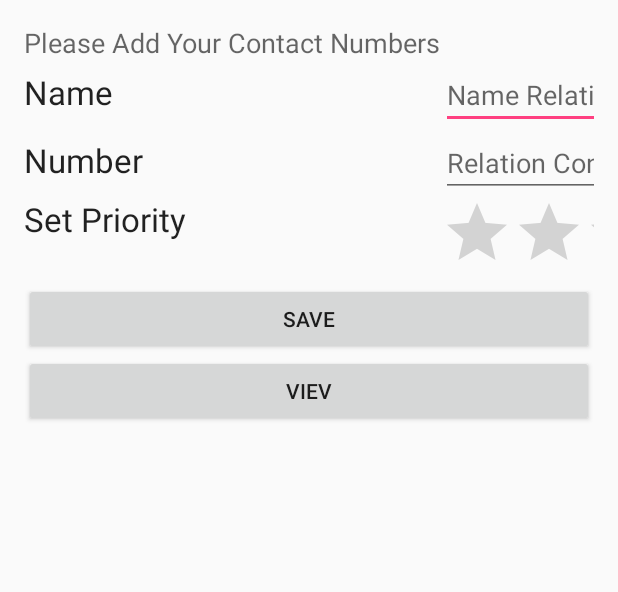
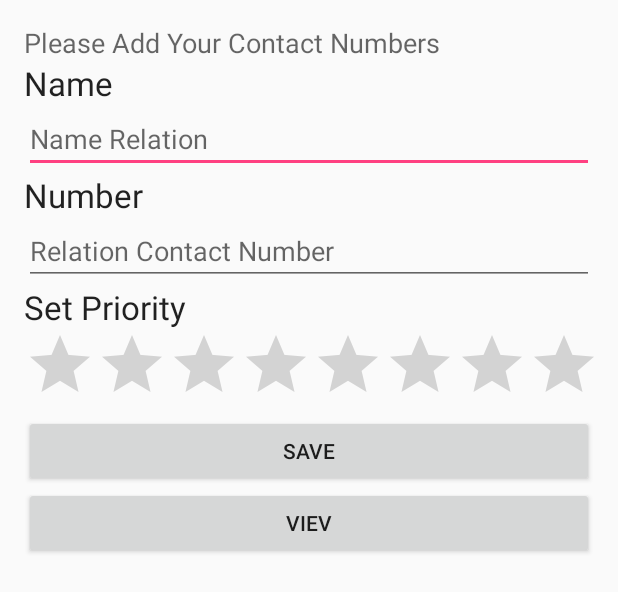
Before and after one commit to PramithaSamarakoon/KeepMerelaxFinal, an Android app: the layout content_add_contact.xml on its own in the app's theme, with its tools: preview values and no code run, on a phone screen of 412 x 824 dp. Shown: the top 592 px of the screen. Run offline under Robolectric (Android 15) with nearby library versions, the phone set to English and light mode, and no system bars.

Commit message:
Reorganize the AddContact

```diff
--- a/app/src/main/AndroidManifest.xml
+++ b/app/src/main/AndroidManifest.xml
@@ -19,11 +19,7 @@
             android:name=".HomeActivity"
             android:label="@string/app_name"
             android:theme="@style/AppTheme.NoActionBar">
-            <intent-filter>
-                <action android:name="android.intent.action.MAIN" />
 
-                <category android:name="android.intent.category.LAUNCHER" />
-            </intent-filter>
         </activity>
         <activity
             android:name=".WelcomeActivity"
@@ -71,7 +67,13 @@
         <activity
             android:name=".AddContactActivity"
             android:label="@string/title_activity_add_contact"
-            android:theme="@style/AppTheme.NoActionBar"></activity>
+            android:theme="@style/AppTheme.NoActionBar">
+            <intent-filter>
+                <action android:name="android.intent.action.MAIN" />
+
+                <category android:name="android.intent.category.LAUNCHER" />
+            </intent-filter>
+        </activity>
     </application>
 
 </manifest>
--- a/app/src/main/res/layout/content_add_contact.xml
+++ b/app/src/main/res/layout/content_add_contact.xml
@@ -12,77 +12,65 @@
     tools:context="com.project.udayanga.keepmerelax.AddContactActivity"
     tools:showIn="@layout/activity_add_contact">
 
-    <TableLayout
+    <ScrollView
+        xmlns:android="http://schemas.android.com/apk/res/android"
+        android:id="@+id/ScrollView01"
+        android:layout_width="wrap_content"
+        android:layout_height="wrap_content"
+        android:scrollbars="vertical">
+        <LinearLayout
+            android:orientation="vertical"
             android:layout_width="match_parent"
             android:layout_height="match_parent">
 
-        <TableRow
-            android:layout_width="match_parent"
-            android:layout_height="match_parent">
 
             <TextView
-                android:layout_width="wrap_content"
+                android:layout_width="match_parent"
                 android:layout_height="wrap_content"
                 android:textAppearance="?android:attr/textAppearanceMedium"
                 android:text="Please Add Your Contact Numbers"
                 android:id="@+id/textView11" />
-        </TableRow>
-
-        <TableRow
-            android:layout_width="match_parent"
-            android:layout_height="match_parent">
 
             <TextView
-                android:layout_width="wrap_content"
+                android:layout_width="match_parent"
                 android:layout_height="wrap_content"
                 android:textAppearance="?android:attr/textAppearanceLarge"
                 android:text="Name"
                 android:id="@+id/textView12" />
 
             <EditText
-                android:layout_width="wrap_content"
+            android:layout_width="match_parent"
             android:layout_height="wrap_content"
             android:id="@+id/editText7"
             android:hint="Name Relation"
             />
-        </TableRow>
-
-        <TableRow
-            android:layout_width="match_parent"
-            android:layout_height="match_parent">
 
             <TextView
-                android:layout_width="wrap_content"
+                android:layout_width="match_parent"
                 android:layout_height="wrap_content"
                 android:textAppearance="?android:attr/textAppearanceLarge"
                 android:text="Number"
                 android:id="@+id/textView13" />
 
             <EditText
-                android:layout_width="wrap_content"
+                android:layout_width="match_parent"
                 android:layout_height="wrap_content"
                 android:id="@+id/editText8"
                 android:hint="Relation Contact Number"
                 />
-        </TableRow>
-
-        <TableRow
+            <TextView
                 android:layout_width="match_parent"
-            android:layout_height="match_parent">
-
-            <TextView
-                android:layout_width="wrap_content"
                 android:layout_height="wrap_content"
                 android:textAppearance="?android:attr/textAppearanceLarge"
                 android:text="Set Priority"
                 android:id="@+id/textView14" />
 
             <RatingBar
-                android:layout_width="wrap_content"
+                android:layout_width="match_parent"
                 android:layout_height="wrap_content"
-                android:id="@+id/ratingBar" />
-        </TableRow>
-
+                android:id="@+id/ratingBar"
+                android:numStars="5"
+                />
             <Button
                 android:layout_width="match_parent"
                 android:layout_height="wrap_content"
@@ -90,15 +78,27 @@
                 android:id="@+id/buttonSave" />
 
             <Button
-            android:layout_width="wrap_content"
+                android:layout_width="match_parent"
                 android:layout_height="wrap_content"
                 android:text="Viev"
                 android:id="@+id/buttonView" />
-
+            <ScrollView
+                xmlns:android="http://schemas.android.com/apk/res/android"
+                android:id="@+id/ScrollViewList"
+                android:layout_width="wrap_content"
+                android:layout_height="wrap_content"
+                android:scrollbars="vertical">
                 <ListView
-            android:layout_width="wrap_content"
+                    android:layout_width="match_parent"
                     android:layout_height="wrap_content"
                     android:id="@+id/listView" />
 
-    </TableLayout>
+            </ScrollView>
+        </LinearLayout>
+
+    </ScrollView>
+
+
+
+
 </RelativeLayout>
--- a/build.gradle
+++ b/build.gradle
@@ -5,7 +5,7 @@ buildscript {
         jcenter()
     }
     dependencies {
-        classpath 'com.android.tools.build:gradle:1.5.0'
+        classpath 'com.android.tools.build:gradle:2.1.2'
 
         // NOTE: Do not place your application dependencies here; they belong
         // in the individual module build.gradle files
```
Also changed, not shown: gradle/wrapper/gradle-wrapper.properties. Lines whose indentation alone changed are shown as unchanged.
